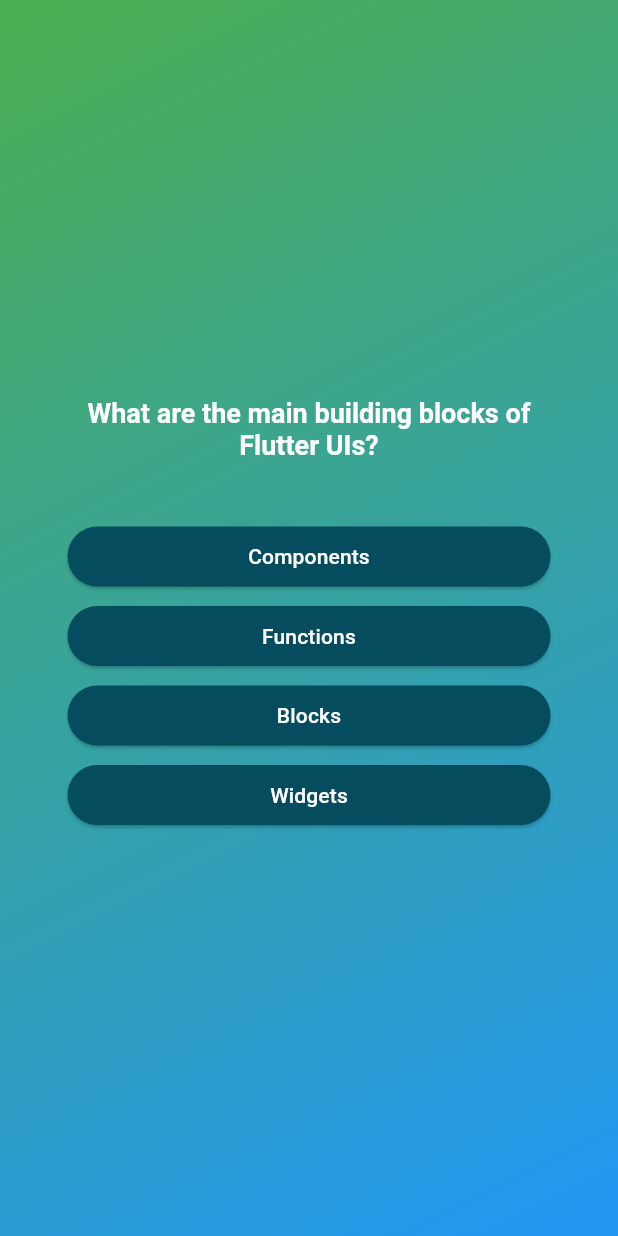
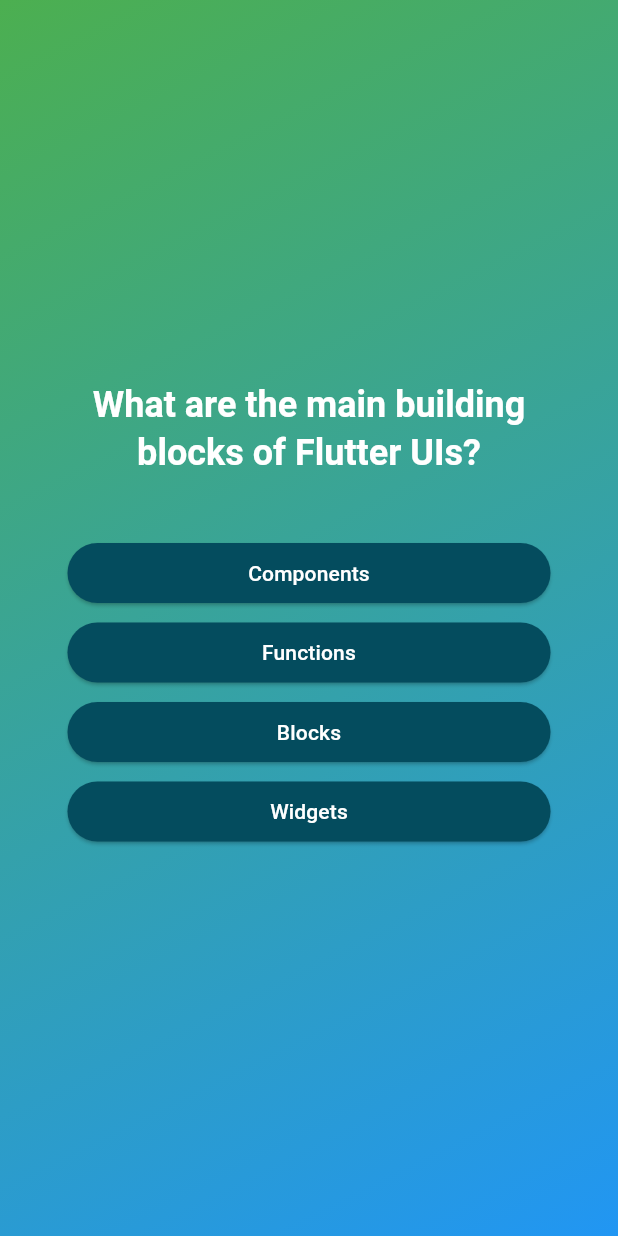
Before and after one commit to Senan04/flutter_quiz, a Flutter app: the screen it shows after launch, after a tap on "Start Quiz", on a phone screen of 412 x 824 dp. Run offline on Flutter 3.47's test engine with Material 3 defaults, Android fonts, the phone set to English and light mode, and no system bars; our stand-ins replace google_fonts; Roboto replaces fonts that are missing (Ubuntu).

Commit message:
Quiz App v1 done

```diff
--- a/lib/answer_button.dart
+++ b/lib/answer_button.dart
@@ -1,5 +1,4 @@
 import 'package:flutter/material.dart';
-import 'package:google_fonts/google_fonts.dart';
 
 class AnswerButton extends StatelessWidget {
   const AnswerButton({required this.onTap, required this.answer, super.key});
@@ -24,7 +23,7 @@ class AnswerButton extends StatelessWidget {
         child: Text(
           answer,
           textAlign: TextAlign.center,
-          style: GoogleFonts.ubuntu(),
+          style: Theme.of(context).textTheme.labelLarge,
         ),
       ),
     );
--- a/lib/models/quiz_question.dart
+++ b/lib/models/quiz_question.dart
@@ -7,7 +7,7 @@ class QuizQuestion {
   final String question;
   final List<String> answers;
 
-  List<String> getShuffledAnswers() {
+  List<String> get shuffledAnswers {
     final shuffledAnswers = List.of(answers);
     shuffledAnswers.shuffle();
     return shuffledAnswers;
--- a/lib/questions_screen.dart
+++ b/lib/questions_screen.dart
@@ -1,7 +1,6 @@
 import 'package:flutter/material.dart';
 import 'package:flutter_quiz/answer_button.dart';
 import 'package:flutter_quiz/data/questions.dart';
-import 'package:google_fonts/google_fonts.dart';
 
 class QuestionsScreen extends StatefulWidget {
   const QuestionsScreen({super.key, required this.addAnswer});
@@ -38,18 +37,13 @@ class _QuestionsScreenState extends State<QuestionsScreen> {
         children: [
           Text(
             currentQuestion.question,
-            style: GoogleFonts.ubuntu(
-              decoration: TextDecoration.none,
-              color: Colors.white,
-              fontSize: 18,
-              fontWeight: FontWeight.bold,
-            ),
+            style: Theme.of(context).textTheme.headlineSmall?.copyWith(fontWeight: FontWeight.bold),
             textAlign: TextAlign.center,
           ),
           const SizedBox(
             height: 40,
           ),
-          ...currentQuestion.getShuffledAnswers().map(
+          ...currentQuestion.shuffledAnswers.map(
                 (answer) => AnswerButton(
                   onTap: () {
                     answerQuestion(answer);
--- a/lib/quiz.dart
+++ b/lib/quiz.dart
@@ -3,6 +3,7 @@ import 'package:flutter_quiz/questions_screen.dart';
 import 'package:flutter_quiz/start_screen.dart';
 import 'package:flutter_quiz/data/questions.dart';
 import 'package:flutter_quiz/answers_screen.dart';
+import 'package:google_fonts/google_fonts.dart';
 
 class Quiz extends StatefulWidget {
   const Quiz({super.key});
@@ -19,9 +20,13 @@ class _QuizState extends State<Quiz> {
   void switchScreen(String screen) {
     setState(() {
       if (screen == 'Questionsscreen') {
+        selectedAnswers = [];
         activeScreen = QuestionsScreen(addAnswer: addAnswer);
       } else if (screen == 'Endscreen') {
-        activeScreen = AnswersScreen();
+        activeScreen = AnswersScreen(
+          chosenAnswers: selectedAnswers,
+          switchScreen: switchScreen,
+        );
       }
     });
   }
@@ -58,6 +63,12 @@ class _QuizState extends State<Quiz> {
         ),
         child: activeScreen,
       ),
+      theme: ThemeData(
+        textTheme: GoogleFonts.robotoTextTheme().apply(
+          displayColor: Colors.white,
+          bodyColor: Colors.white,
+        ),
+      ),
     );
   }
 }
--- a/lib/start_screen.dart
+++ b/lib/start_screen.dart
@@ -15,15 +15,11 @@ class StartScreen extends StatelessWidget {
           width: 300,
           color: const Color.fromARGB(211, 255, 255, 255),
         ),
-        const Padding(
-          padding: EdgeInsets.all(45.0),
+        Padding(
+          padding: const EdgeInsets.all(45.0),
           child: Text(
             'Learn Flutter the fun way!',
-            style: TextStyle(
-              fontSize: 20,
-              color: Colors.white,
-              decoration: TextDecoration.none,
-            ),
+            style: Theme.of(context).textTheme.displayMedium?.copyWith(fontSize: MediaQuery.of(context).size.width * 0.07),
           ),
         ),
         OutlinedButton.icon(
@@ -34,11 +30,9 @@ class StartScreen extends StatelessWidget {
             Icons.play_arrow,
             color: Colors.white,
           ),
-          label: const Text(
+          label: Text(
             'Start Quiz',
-            style: TextStyle(
-              color: Colors.white,
-            ),
+            style: Theme.of(context).textTheme.labelLarge,
           ),
         ),
       ],
```
Also changed, not shown: lib/answers_screen.dart (+64 -12 lines), lib/questions_summary.dart (added, +71 -0 lines), lib/data/questions.dart (line endings or trailing spaces).
